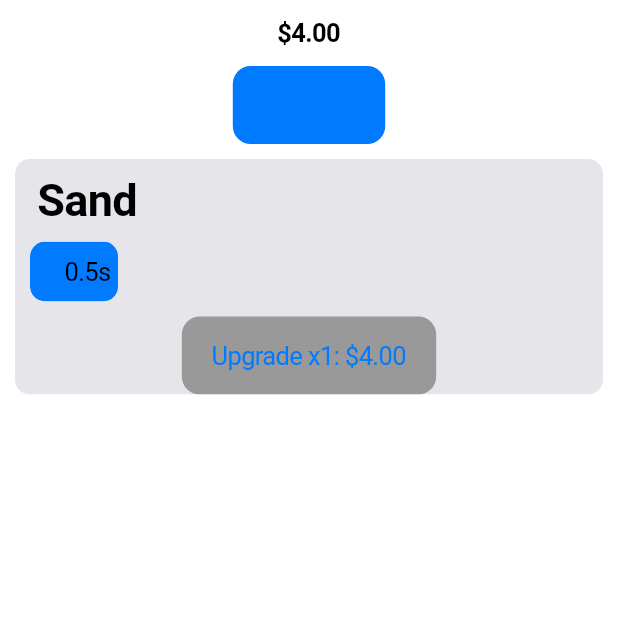
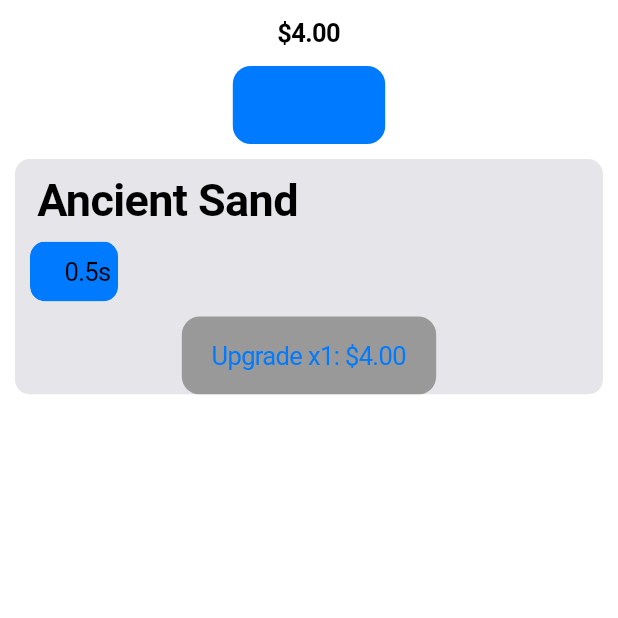
Before and after one commit to Firebolt9907/time_travel, a Flutter app: the screen it shows after launch, on a phone screen of 412 x 824 dp, the top half of it. Run offline on Flutter 3.47's test engine with Material 2 defaults, Android fonts, the phone set to English and light mode, and no system bars; drawn by our look-alikes of flutter_bounceable, modal_bottom_sheet; our stand-ins replace dynamic_color, firebase_auth, firebase_core; accounts and stored records are empty; statements that could not run were skipped.

```diff
--- a/lib/constants.dart
+++ b/lib/constants.dart
@@ -2,15 +2,88 @@ Map<String, List<Map<String, dynamic>>> items = {
   'ancientEgypt': [
     {
       'name': 'Money',
+      'timePeriod': '2600 BC - 30 BC'
+      'location': 'Ancient Egypt'
     },
     {
-      'name': 'Sand',
+      'name': 'Ancient Sand',
       'initialTime': 72,
       'initialTimeInSeconds': 0.6,
       'initialPrice': 3.738,
       'coefficient': 1.07,
       'initialRevenue': 1,
       'upgradeLevel': 1,
-    }
+      'description': 'You know what sand is...'
+    },
+    {
+      'name': 'Canopic Jars',
+      'initialTime': 72,
+      'initialTimeInSeconds': 0.6,
+      'initialPrice': 3.738,
+      'coefficient': 1.07,
+      'initialRevenue': 1,
+      'upgradeLevel': 1,
+      'description': 'Canopic jars were used in ancient Egypt to hold the preserved organs of mummies. They were often adorned with depictions of the four sons of Horus.'
+    },
+    {
+      'name': 'Hieroglyphic Tablets',
+      'initialTime': 72,
+      'initialTimeInSeconds': 0.6,
+      'initialPrice': 3.738,
+      'coefficient': 1.07,
+      'initialRevenue': 1,
+      'upgradeLevel': 1,
+      'description': 'Hieroglyphic tablets were inscribed with intricate pictorial writing, telling stories and conveying important information in ancient Egypt.'
+    },
+    {
+      'name': 'Sacred Oils',
+      'initialTime': 72,
+      'initialTimeInSeconds': 0.6,
+      'initialPrice': 3.738,
+      'coefficient': 1.07,
+      'initialRevenue': 1,
+      'upgradeLevel': 1,
+      'description': 'Ancient Egyptians used various oils and incense for religious rituals and healing purposes. They were often derived from rare herbs and plants.'
+    },
+    {
+      'name': 'Papyrus Scrolls',
+      'initialTime': 72,
+      'initialTimeInSeconds': 0.6,
+      'initialPrice': 3.738,
+      'coefficient': 1.07,
+      'initialRevenue': 1,
+      'upgradeLevel': 1,
+      'description': 'Papyrus scrolls were ancient Egyptian documents made from the papyrus plant. They contained a wide range of knowledge, including religious texts, historical records, and medical treatises.'
+    },
+    {
+      'name': 'Scarab Amulets',
+      'initialTime': 72,
+      'initialTimeInSeconds': 0.6,
+      'initialPrice': 3.738,
+      'coefficient': 1.07,
+      'initialRevenue': 1,
+      'upgradeLevel': 1,
+      'description': 'Scarab amulets were small, beetle-shaped artifacts made from various materials such as stone, faience, or precious metals. They were believed to bring protection, good luck, and ward off evil spirits in ancient Egypt.'
+    },
+    {
+      'name': "Pharoah's Treasures",
+      'initialTime': 72,
+      'initialTimeInSeconds': 0.6,
+      'initialPrice': 3.738,
+      'coefficient': 1.07,
+      'initialRevenue': 1,
+      'upgradeLevel': 1,
+      'description': "Pharaoh's treasures refer to the priceless artifacts, jewelry, and royal relics found in the tombs of Egyptian pharaohs, such as Tutankhamun's tomb."
+    },
+    {
+      'name': 'da piyramids',
+      'initialTime': 72,
+      'initialTimeInSeconds': 0.6,
+      'initialPrice': 3.738,
+      'coefficient': 1.07,
+      'initialRevenue': 1,
+      'upgradeLevel': 1,
+      'description': 'da scrumdiddliumptious piyramids of egipt'
+    },
   ]
 };
```
